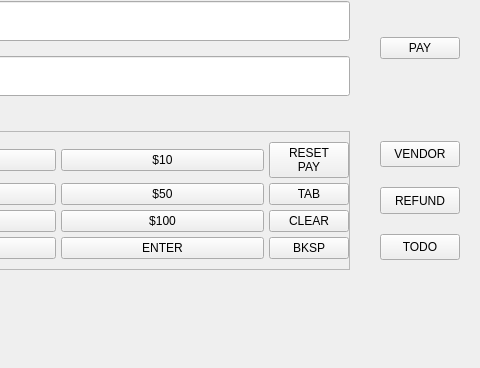
Above: Project/ui/payment_frame.ui from Selvam-T/POS before the change; both pictures show x 585 to 1065 and y 364 to 732 of the 1065 by 732 pixel window. Below: the same form after it.
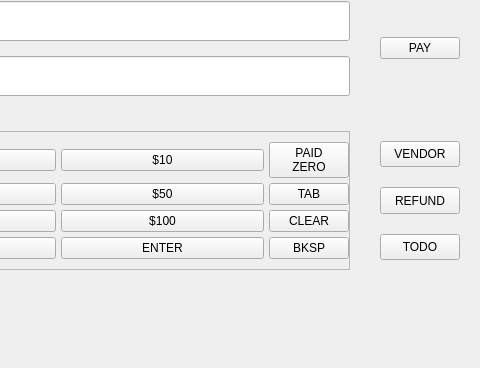
That is the form after the change.

Diff of the .ui file:
```diff
--- a/Project/ui/payment_frame.ui
+++ b/Project/ui/payment_frame.ui
@@ -722,8 +722,8 @@
            <enum>Qt::NoFocus</enum>
           </property>
           <property name="text">
-           <string>RESET
-PAY</string>
+           <string>PAID
+ZERO</string>
           </property>
          </widget>
         </item>
```
